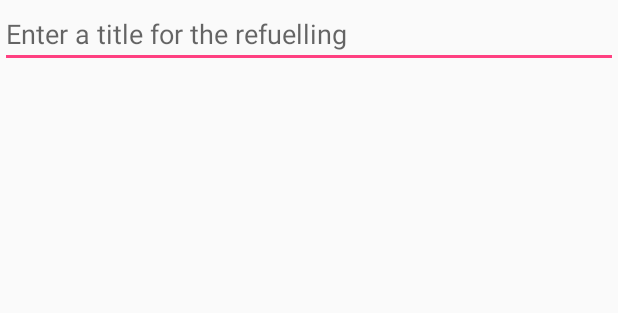
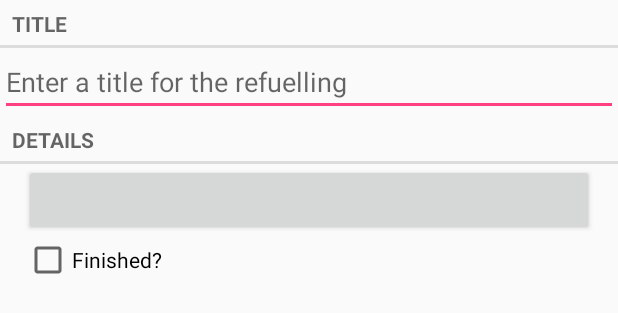
Before and after one commit to mmmaksss/PetrolConsumption, an Android app: the layout fragment_refueling.xml on its own in the app's theme, with its tools: preview values and no code run, on a phone screen of 412 x 824 dp. Shown: the top 313 px of the screen. Run offline under Robolectric (Android 15) with nearby library versions, the phone set to English and light mode, and no system bars.

Commit message:
Update fragment layout to add new elements and add them to fragment.

```diff
--- a/app/src/main/res/layout/fragment_refueling.xml
+++ b/app/src/main/res/layout/fragment_refueling.xml
@@ -3,10 +3,37 @@
     android:orientation="vertical"
     android:layout_width="match_parent"
     android:layout_height="match_parent">
+    <TextView
+        android:layout_width="match_parent"
+        android:layout_height="wrap_content"
+        android:text="@string/refuelling_title_label"
+        style="?android:listSeparatorTextViewStyle"
+        />
     <EditText
         android:id="@+id/refuelling_title"
         android:layout_width="match_parent"
         android:layout_height="wrap_content"
         android:hint="@string/refuelling_title_hint"
-    />
+        />
+    <TextView
+        android:layout_width="match_parent"
+        android:layout_height="wrap_content"
+        android:text="@string/refuelling_detail_label"
+        style="?android:listSeparatorTextViewStyle"
+        />
+    <Button
+        android:id="@+id/refuelling_date"
+        android:layout_width="match_parent"
+        android:layout_height="wrap_content"
+        android:layout_marginLeft="16dp"
+        android:layout_marginRight="16dp"
+        />
+    <CheckBox
+        android:id="@+id/refuelling_finished"
+        android:layout_width="match_parent"
+        android:layout_height="wrap_content"
+        android:layout_marginLeft="16dp"
+        android:layout_marginRight="16dp"
+        android:text="@string/refuelling_finished_label"
+        />
 </LinearLayout>
--- a/app/src/main/res/values/strings.xml
+++ b/app/src/main/res/values/strings.xml
@@ -1,4 +1,7 @@
 <resources>
-    <string name="app_name">PetrolConsumption</string>
-    <string name="refuelling_title_hint">Enter a title for the refuelling</string>
+<string name="app_name">PetrolConsumption</string>
+<string name="refuelling_title_hint">Enter a title for the refuelling</string>
+<string name="refuelling_title_label">Title</string>
+<string name="refuelling_detail_label">Details</string>
+<string name="refuelling_finished_label">Finished?</string>
 </resources>
```
Also changed, not shown: app/src/main/java/ru/mmekhtiev/petrolconsumption/RefuellingFragment.java (+17 -0 lines), app/src/main/java/ru/mmekhtiev/petrolconsumption/data/Refuelling.java (+21 -2 lines).
